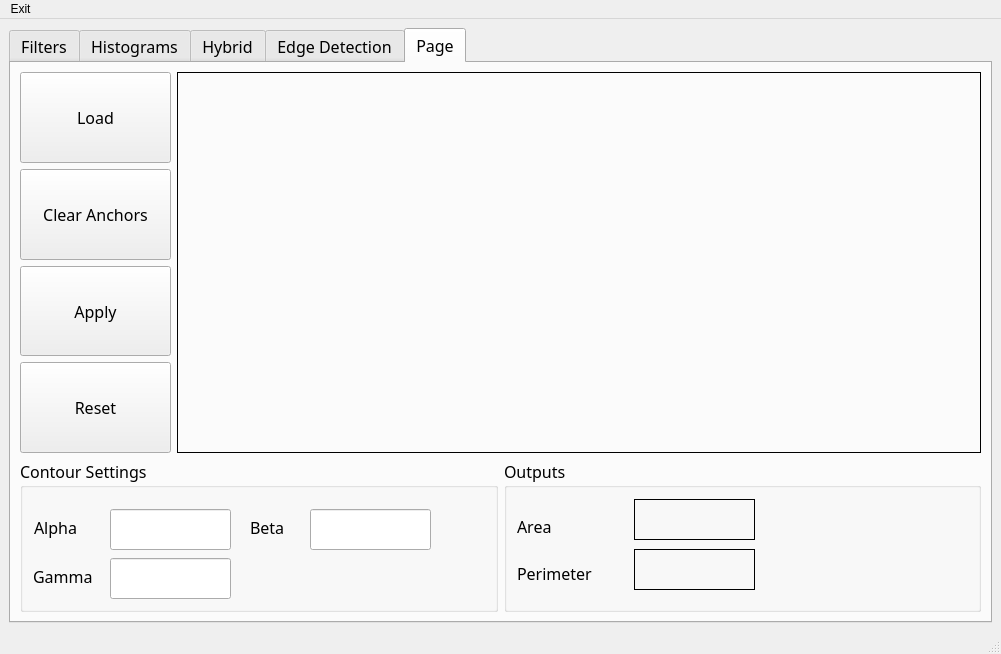
The window that Task2/ImageView.ui (mennahamdy33/CV) describes before a commit, drawn with Qt 5.
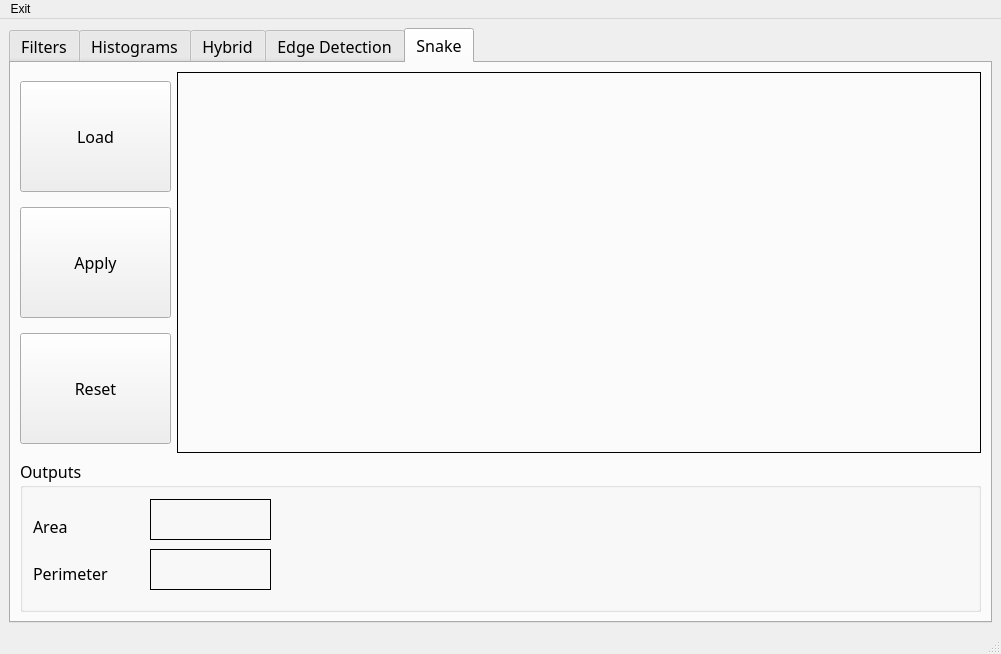
The same window after the commit. The open tabs and pages were chosen to show the change. Custom widgets are drawn as their Qt base class.

```diff
--- a/Task2/ImageView.ui
+++ b/Task2/ImageView.ui
@@ -688,7 +688,7 @@
       </widget>
       <widget class="QWidget" name="tab">
        <attribute name="title">
-        <string>Page</string>
+        <string>Snake</string>
        </attribute>
        <layout class="QGridLayout" name="gridLayout_6">
         <item row="0" column="0">
@@ -716,25 +716,6 @@
                 </property>
                </widget>
               </item>
-              <item>
-               <widget class="QPushButton" name="ClearAnchor">
-                <property name="sizePolicy">
-                 <sizepolicy hsizetype="Fixed" vsizetype="Fixed">
-                  <horstretch>0</horstretch>
-                  <verstretch>0</verstretch>
-                 </sizepolicy>
-                </property>
-                <property name="maximumSize">
-                 <size>
-                  <width>151</width>
-                  <height>111</height>
-                 </size>
-                </property>
-                <property name="text">
-                 <string>Clear Anchors</string>
-                </property>
-               </widget>
-              </item>
               <item>
                <widget class="QPushButton" name="Apply">
                 <property name="sizePolicy">
@@ -789,130 +770,6 @@
           </item>
           <item>
            <layout class="QHBoxLayout" name="horizontalLayout_13">
-            <item>
-             <widget class="QGroupBox" name="groupBox_3">
-              <property name="sizePolicy">
-               <sizepolicy hsizetype="Preferred" vsizetype="Fixed">
-                <horstretch>0</horstretch>
-                <verstretch>0</verstretch>
-               </sizepolicy>
-              </property>
-              <property name="maximumSize">
-               <size>
-                <width>16777215</width>
-                <height>153</height>
-               </size>
-              </property>
-              <property name="title">
-               <string>Contour Settings</string>
-              </property>
-              <widget class="QLabel" name="label_4">
-               <property name="geometry">
-                <rect>
-                 <x>14</x>
-                 <y>50</y>
-                 <width>51</width>
-                 <height>36</height>
-                </rect>
-               </property>
-               <property name="text">
-                <string>Alpha</string>
-               </property>
-              </widget>
-              <widget class="QLabel" name="label_5">
-               <property name="geometry">
-                <rect>
-                 <x>13</x>
-                 <y>99</y>
-                 <width>68</width>
-                 <height>36</height>
-                </rect>
-               </property>
-               <property name="text">
-                <string>Gamma</string>
-               </property>
-              </widget>
-              <widget class="QLabel" name="label_6">
-               <property name="geometry">
-                <rect>
-                 <x>230</x>
-                 <y>50</y>
-                 <width>38</width>
-                 <height>36</height>
-                </rect>
-               </property>
-               <property name="text">
-                <string>Beta</string>
-               </property>
-              </widget>
-              <widget class="QLineEdit" name="Alpha">
-               <property name="geometry">
-                <rect>
-                 <x>90</x>
-                 <y>50</y>
-                 <width>121</width>
-                 <height>41</height>
-                </rect>
-               </property>
-               <property name="sizePolicy">
-                <sizepolicy hsizetype="Fixed" vsizetype="Fixed">
-                 <horstretch>0</horstretch>
-                 <verstretch>0</verstretch>
-                </sizepolicy>
-               </property>
-               <property name="maximumSize">
-                <size>
-                 <width>121</width>
-                 <height>41</height>
-                </size>
-               </property>
-              </widget>
-              <widget class="QLineEdit" name="Beta">
-               <property name="geometry">
-                <rect>
-                 <x>290</x>
-                 <y>50</y>
-                 <width>121</width>
-                 <height>41</height>
-                </rect>
-               </property>
-               <property name="sizePolicy">
-                <sizepolicy hsizetype="Fixed" vsizetype="Fixed">
-                 <horstretch>0</horstretch>
-                 <verstretch>0</verstretch>
-                </sizepolicy>
-               </property>
-               <property name="maximumSize">
-                <size>
-                 <width>121</width>
-                 <height>41</height>
-                </size>
-               </property>
-              </widget>
-              <widget class="QLineEdit" name="Gamma">
-               <property name="geometry">
-                <rect>
-                 <x>90</x>
-                 <y>99</y>
-                 <width>121</width>
-                 <height>41</height>
-                </rect>
-               </property>
-               <property name="sizePolicy">
-                <sizepolicy hsizetype="Fixed" vsizetype="Fixed">
-                 <horstretch>0</horstretch>
-                 <verstretch>0</verstretch>
-                </sizepolicy>
-               </property>
-               <property name="maximumSize">
-                <size>
-                 <width>121</width>
-                 <height>41</height>
-                </size>
-               </property>
-              </widget>
-             </widget>
-            </item>
             <item>
              <widget class="QGroupBox" name="groupBox_4">
               <property name="sizePolicy">
```
Left out of the diff: 2 changed lines with no effect on the pictures.
